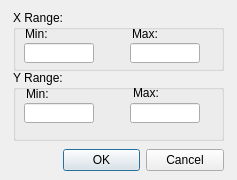
Above: icurve_v2.0.1/icurve/resource/icv_axse_scale.ui from Sunfe/icurve before the change. Below: the same form after it.
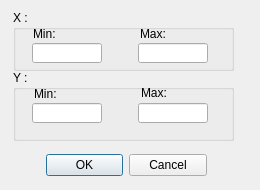
That is the form after the change.

```diff
--- a/icurve_v2.0.1/icurve/resource/icv_axse_scale.ui
+++ b/icurve_v2.0.1/icurve/resource/icv_axse_scale.ui
@@ -6,10 +6,16 @@
    <rect>
     <x>0</x>
     <y>0</y>
-    <width>237</width>
-    <height>180</height>
+    <width>260</width>
+    <height>190</height>
    </rect>
   </property>
+  <property name="sizePolicy">
+   <sizepolicy hsizetype="Minimum" vsizetype="Minimum">
+    <horstretch>0</horstretch>
+    <verstretch>0</verstretch>
+   </sizepolicy>
+  </property>
   <property name="focusPolicy">
    <enum>Qt::TabFocus</enum>
   </property>
@@ -19,8 +25,8 @@
   <widget class="QDialogButtonBox" name="buttonBox">
    <property name="geometry">
     <rect>
-     <x>63</x>
-     <y>140</y>
+     <x>46</x>
+     <y>145</y>
      <width>161</width>
      <height>40</height>
     </rect>
@@ -37,17 +43,17 @@
     <rect>
      <x>13</x>
      <y>10</y>
-     <width>211</width>
+     <width>221</width>
      <height>61</height>
     </rect>
    </property>
    <property name="title">
-    <string>X Range:</string>
+    <string>X :</string>
    </property>
    <widget class="QLineEdit" name="lineEditMinX">
     <property name="geometry">
      <rect>
-      <x>11</x>
+      <x>19</x>
       <y>33</y>
       <width>70</width>
       <height>20</height>
@@ -57,7 +63,7 @@
    <widget class="QLineEdit" name="lineEditMaxX">
     <property name="geometry">
      <rect>
-      <x>117</x>
+      <x>125</x>
       <y>33</y>
       <width>70</width>
       <height>20</height>
@@ -67,7 +73,7 @@
    <widget class="QLabel" name="label_2">
     <property name="geometry">
      <rect>
-      <x>119</x>
+      <x>127</x>
       <y>16</y>
       <width>41</width>
       <height>16</height>
@@ -80,7 +86,7 @@
    <widget class="QLabel" name="label">
     <property name="geometry">
      <rect>
-      <x>12</x>
+      <x>20</x>
       <y>14</y>
       <width>41</width>
       <height>20</height>
@@ -96,7 +102,7 @@
     <rect>
      <x>13</x>
      <y>70</y>
-     <width>211</width>
+     <width>221</width>
      <height>71</height>
     </rect>
    </property>
@@ -104,12 +110,12 @@
     <enum>Qt::NoFocus</enum>
    </property>
    <property name="title">
-    <string>Y Range:</string>
+    <string>Y :</string>
    </property>
    <widget class="QLineEdit" name="lineEditMaxY">
     <property name="geometry">
      <rect>
-      <x>117</x>
+      <x>125</x>
       <y>33</y>
       <width>70</width>
       <height>20</height>
@@ -119,7 +125,7 @@
    <widget class="QLineEdit" name="lineEditMinY">
     <property name="geometry">
      <rect>
-      <x>11</x>
+      <x>19</x>
       <y>33</y>
       <width>70</width>
       <height>20</height>
@@ -129,7 +135,7 @@
    <widget class="QLabel" name="label_7">
     <property name="geometry">
      <rect>
-      <x>120</x>
+      <x>128</x>
       <y>15</y>
       <width>41</width>
       <height>16</height>
@@ -142,7 +148,7 @@
    <widget class="QLabel" name="label_8">
     <property name="geometry">
      <rect>
-      <x>13</x>
+      <x>21</x>
       <y>14</y>
       <width>41</width>
       <height>20</height>
```
